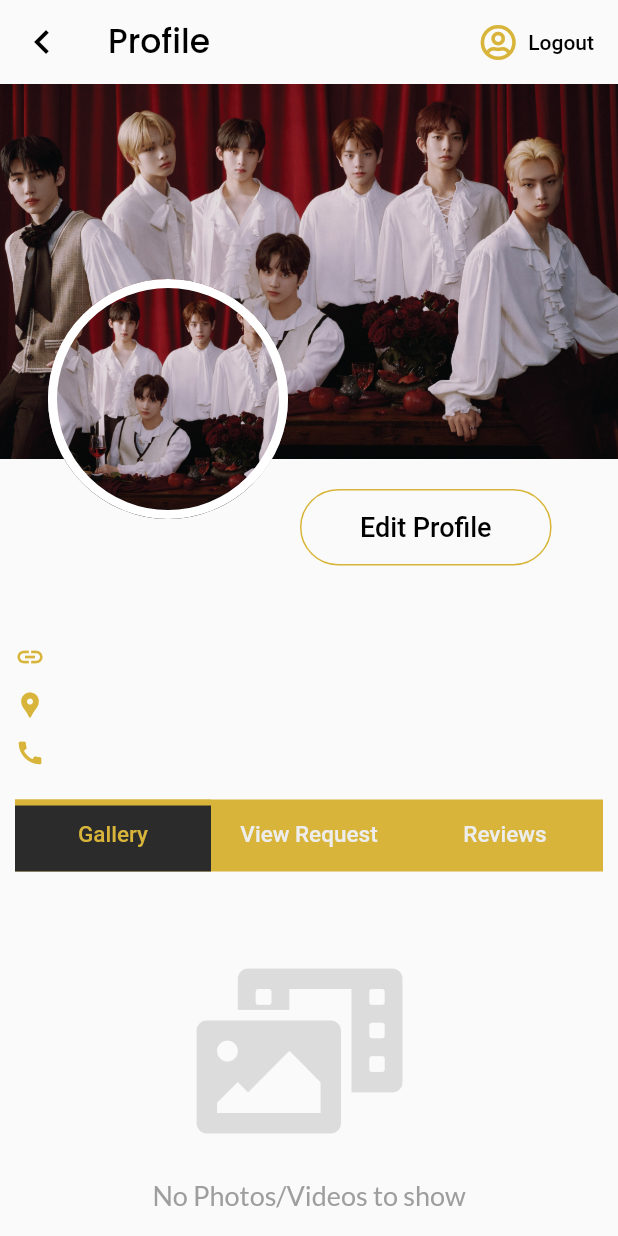
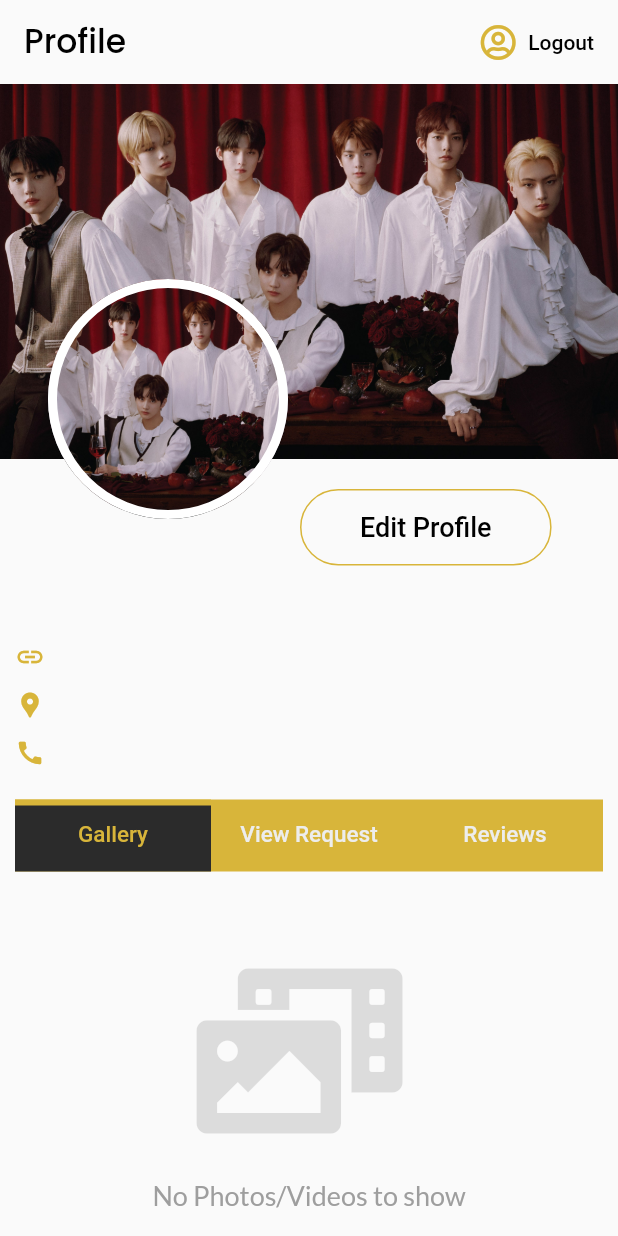
Before and after one commit to Polaf05/Flutter_PicMe, a Flutter app: the screen it shows once a user with an empty profile is signed in, on a phone screen of 412 x 824 dp. Run offline on Flutter 3.47's test engine with Material 2 defaults, Android fonts, the light colour scheme and no system bars; our stand-ins replace buttons_tabbar, carousel_pro, cloud_firestore, convex_bottom_bar, firebase_auth, firebase_core and 10 more; missing offline and left inert: flutter_facebook_login, lite_rolling_switch, mailer; accounts and stored records are empty; Roboto replaces fonts that are missing (BarlowBold).

Commit message:
Search tab

```diff
--- a/picme/lib/screens/home/search_tab.dart
+++ b/picme/lib/screens/home/search_tab.dart
@@ -45,13 +45,13 @@ class _SearchTabState extends State<SearchTab>
             padding: EdgeInsets.all(20.0),
             child: Container(
               height: 100.0,
-              width: double.infinity,
+              width: MediaQuery.of(context).size.width,
               color: Colors.transparent,
               alignment: Alignment(-1.0, 0.0),
               child: AnimatedContainer(
                 duration: Duration(milliseconds: 375),
                 height: 52.0,
-                width: (toggle == 0) ? 52.0 : 350.0,
+                width: (toggle == 0) ? 52.0 : MediaQuery.of(context).size.width,
                 curve: Curves.easeOut,
                 decoration: BoxDecoration(
                   color: Colors.white,
--- a/picyou/lib/screens/home/home.dart
+++ b/picyou/lib/screens/home/home.dart
@@ -80,17 +80,6 @@ class _HomeState extends State<Home> with SingleTickerProviderStateMixin {
               },
             )
           ],
-          leading: GestureDetector(
-            onTap: () {
-              Navigator.of(context)
-                  .push(MaterialPageRoute(builder: (context) => Home()));
-            },
-            child: Icon(
-              Icons.keyboard_arrow_left,
-              color: Colors.black,
-              size: 32,
-            ),
-          ),
           title: Text(
             "Profile",
             style: GoogleFonts.poppins(
```
Also changed, not shown: picme/flutter_01.png (added).
